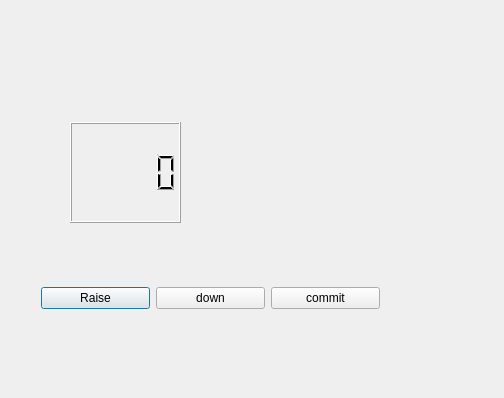
The window that Desktop/qt_pratice/qt_Designer/qt_pratice_2/qt_pratice/dialog.ui (Leejeunghun/sw_project) describes before a commit, drawn with Qt 5.
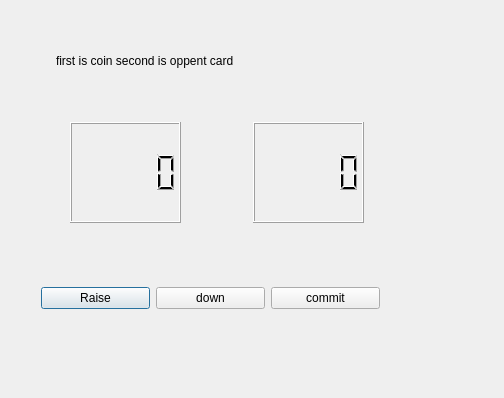
The same window after the commit.

The edit to the form file:
```diff
--- a/Desktop/qt_pratice/qt_Designer/qt_pratice_2/qt_pratice/dialog.ui
+++ b/Desktop/qt_pratice/qt_Designer/qt_pratice_2/qt_pratice/dialog.ui
@@ -56,6 +56,29 @@
     </rect>
    </property>
   </widget>
+  <widget class="QLCDNumber" name="lcdNumber_2">
+   <property name="geometry">
+    <rect>
+     <x>253</x>
+     <y>122</y>
+     <width>111</width>
+     <height>101</height>
+    </rect>
+   </property>
+  </widget>
+  <widget class="QLabel" name="label">
+   <property name="geometry">
+    <rect>
+     <x>56</x>
+     <y>0</y>
+     <width>411</width>
+     <height>121</height>
+    </rect>
+   </property>
+   <property name="text">
+    <string>first is coin second is oppent card</string>
+   </property>
+  </widget>
  </widget>
  <layoutdefault spacing="6" margin="11"/>
  <resources/>
```
Left out of the diff: 16 changed lines with no effect on the pictures.
